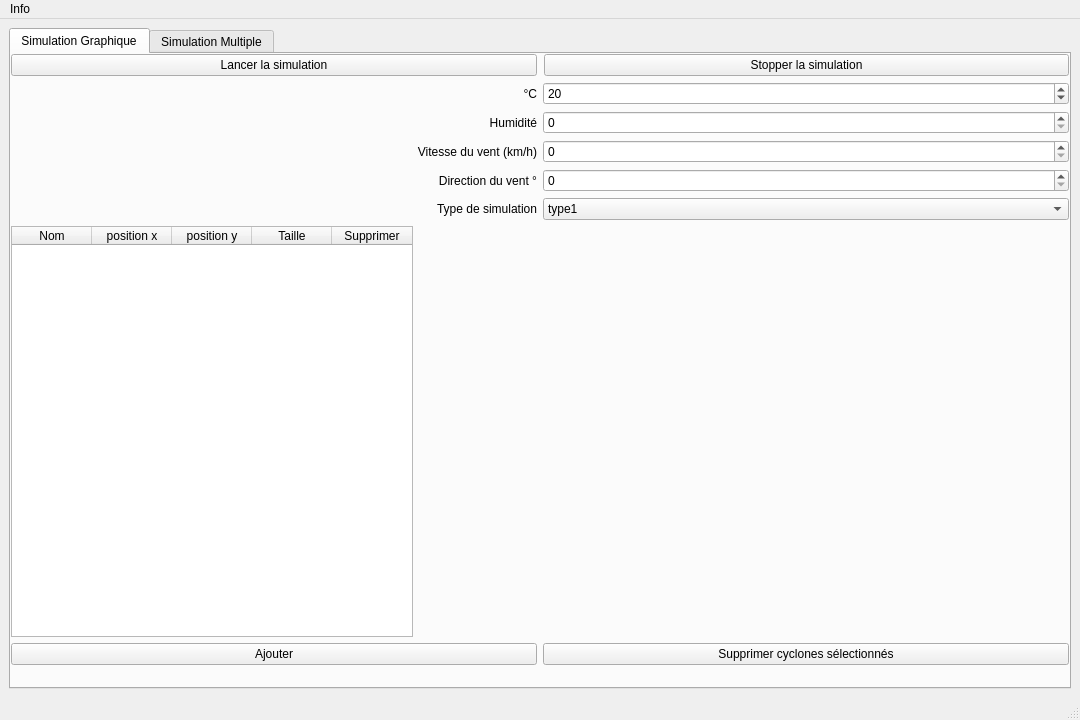
Old version of the form Application/SimulateurDeCyclones/mainwindow.ui in the repository ElisaDrouot/Projet_deuxieme_annee.
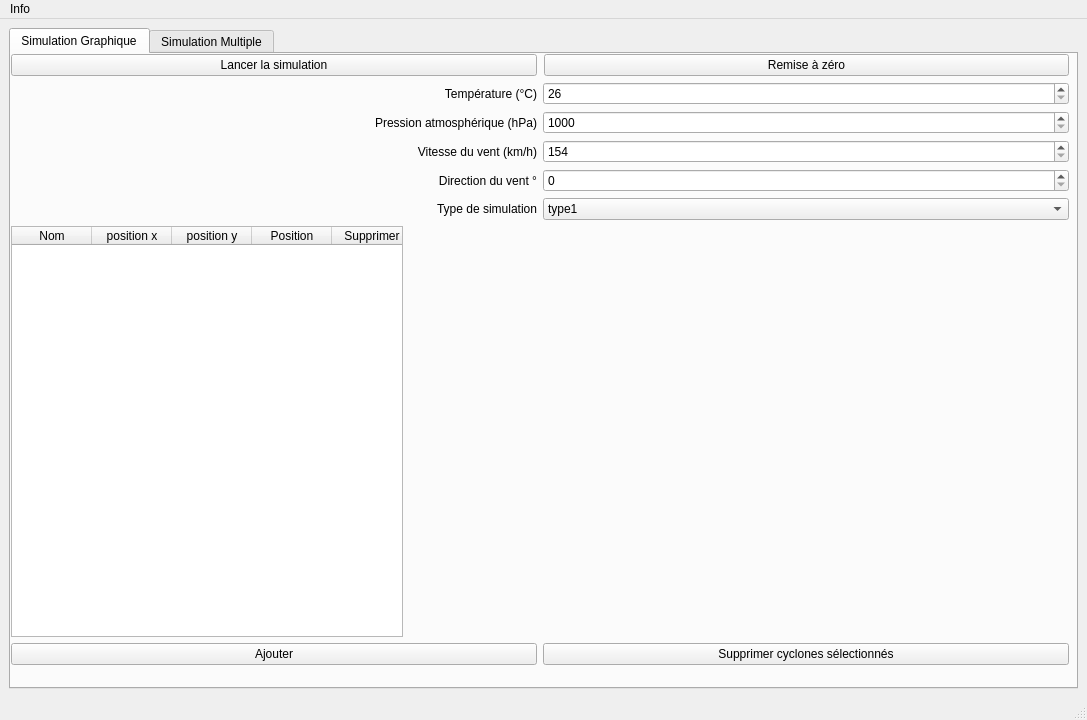
New version of the form.

Commit message: push bonne version avec déplacement/tracé/remise à zero

```diff
--- a/Application/SimulateurDeCyclones/mainwindow.ui
+++ b/Application/SimulateurDeCyclones/mainwindow.ui
@@ -9,20 +9,26 @@
    <rect>
     <x>0</x>
     <y>0</y>
-    <width>1080</width>
+    <width>1087</width>
     <height>720</height>
    </rect>
   </property>
+  <property name="sizePolicy">
+   <sizepolicy hsizetype="Fixed" vsizetype="Fixed">
+    <horstretch>0</horstretch>
+    <verstretch>0</verstretch>
+   </sizepolicy>
+  </property>
   <property name="minimumSize">
    <size>
-    <width>1080</width>
+    <width>1087</width>
     <height>720</height>
    </size>
   </property>
   <property name="maximumSize">
    <size>
-    <width>1920</width>
-    <height>1080</height>
+    <width>1087</width>
+    <height>720</height>
    </size>
   </property>
   <property name="windowTitle">
@@ -32,6 +38,9 @@
    <layout class="QGridLayout" name="gridLayout">
     <item row="0" column="0">
      <widget class="QTabWidget" name="ongletMultiple">
+      <property name="enabled">
+       <bool>true</bool>
+      </property>
       <property name="currentIndex">
        <number>0</number>
       </property>
@@ -42,6 +51,12 @@
          <verstretch>0</verstretch>
         </sizepolicy>
        </property>
+       <property name="minimumSize">
+        <size>
+         <width>0</width>
+         <height>0</height>
+        </size>
+       </property>
        <attribute name="title">
         <string>Simulation Graphique</string>
        </attribute>
@@ -87,7 +102,7 @@
                 </sizepolicy>
                </property>
                <property name="text">
-                <string>Stopper la simulation</string>
+                <string>Remise à zéro</string>
                </property>
               </widget>
              </item>
@@ -101,7 +116,7 @@
                 <enum>Qt::LeftToRight</enum>
                </property>
                <property name="text">
-                <string>°C</string>
+                <string>Température (°C)</string>
                </property>
                <property name="alignment">
                 <set>Qt::AlignRight|Qt::AlignTrailing|Qt::AlignVCenter</set>
@@ -114,13 +129,13 @@
                 <bool>false</bool>
                </property>
                <property name="minimum">
-                <number>-20</number>
+                <number>26</number>
                </property>
                <property name="maximum">
-                <number>50</number>
+                <number>30</number>
                </property>
                <property name="value">
-                <number>20</number>
+                <number>26</number>
                </property>
               </widget>
              </item>
@@ -131,7 +146,7 @@
              <item>
               <widget class="QLabel" name="label_2">
                <property name="text">
-                <string>Humidité</string>
+                <string>Pression atmosphérique (hPa)</string>
                </property>
                <property name="alignment">
                 <set>Qt::AlignRight|Qt::AlignTrailing|Qt::AlignVCenter</set>
@@ -139,7 +154,14 @@
               </widget>
              </item>
              <item>
-              <widget class="QSpinBox" name="SBhumidite"/>
+              <widget class="QSpinBox" name="SBpression">
+               <property name="minimum">
+                <number>1000</number>
+               </property>
+               <property name="maximum">
+                <number>1020</number>
+               </property>
+              </widget>
              </item>
             </layout>
            </item>
@@ -156,7 +178,14 @@
               </widget>
              </item>
              <item>
-              <widget class="QSpinBox" name="SBvitesseVent"/>
+              <widget class="QSpinBox" name="SBvitesseVent">
+               <property name="minimum">
+                <number>154</number>
+               </property>
+               <property name="maximum">
+                <number>250</number>
+               </property>
+              </widget>
              </item>
             </layout>
            </item>
@@ -224,10 +253,16 @@
                </property>
                <property name="minimumSize">
                 <size>
-                 <width>402</width>
+                 <width>392</width>
                  <height>0</height>
                 </size>
                </property>
+               <property name="maximumSize">
+                <size>
+                 <width>392</width>
+                 <height>16777215</height>
+                </size>
+               </property>
                <property name="font">
                 <font>
                  <pointsize>9</pointsize>
@@ -295,7 +330,7 @@
                </column>
                <column>
                 <property name="text">
-                 <string>Taille</string>
+                 <string>Position</string>
                 </property>
                 <property name="font">
                  <font>
@@ -439,7 +474,7 @@
     <rect>
      <x>0</x>
      <y>0</y>
-     <width>1080</width>
+     <width>1087</width>
      <height>26</height>
     </rect>
    </property>
```
Left out of the diff: 10 changed lines with no effect on the pictures. The commit also changes 15 other files.
